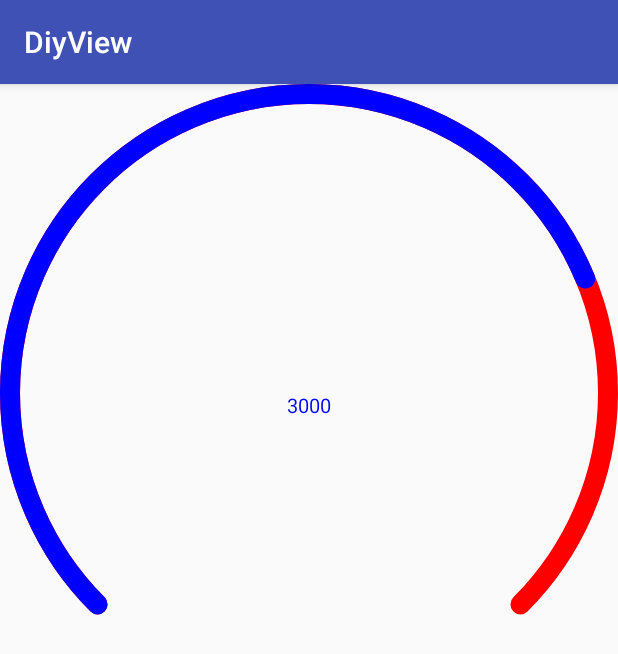
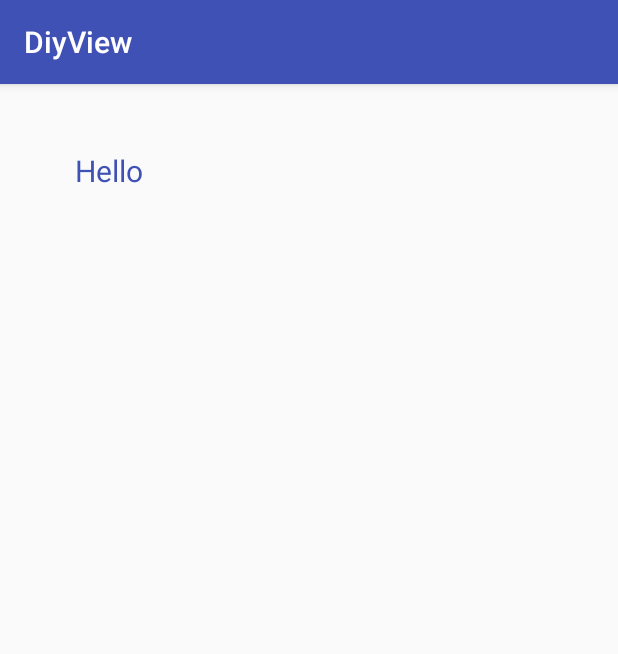
Before and after one commit to VinVon/DiyView, an Android app: the screen it shows after launch (MainActivity), on a phone screen of 412 x 824 dp. Shown: the top 654 px of the screen. Run offline under Robolectric (Android 15) with nearby library versions, the phone set to English and light mode, and no system bars.

```diff
--- a/app/src/main/java/com/demo/diyview/MainActivity.java
+++ b/app/src/main/java/com/demo/diyview/MainActivity.java
@@ -7,14 +7,26 @@ import android.support.v7.app.AppCompatActivity;
 import android.os.Bundle;
 import android.view.animation.DecelerateInterpolator;
 
+import com.demo.diyview.view.MyTextView;
 import com.demo.diyview.view.View01;
 
 public class MainActivity extends AppCompatActivity {
     private View01 myTextView;
+    private MyTextView mmyTextView;
     @Override
     protected void onCreate(Bundle savedInstanceState) {
         super.onCreate(savedInstanceState);
         setContentView(R.layout.activity_main);
+        initMyTextView();
+        initView01();//仿QQ计步器View
+    }
+
+    private void initMyTextView() {
+        mmyTextView = (MyTextView) this.findViewById(R.id.myTextView);
+
+    }
+
+    private void initView01() {
         myTextView = (View01) findViewById(R.id.test);
         myTextView.setmStepMax(4000);
         //属性动画
--- a/app/src/main/res/layout/activity_main.xml
+++ b/app/src/main/res/layout/activity_main.xml
@@ -1,13 +1,15 @@
 <?xml version="1.0" encoding="utf-8"?>
-<android.support.constraint.ConstraintLayout
+<LinearLayout
     xmlns:android="http://schemas.android.com/apk/res/android"
     xmlns:tools="http://schemas.android.com/tools"
     xmlns:app="http://schemas.android.com/apk/res-auto"
     android:layout_width="match_parent"
     android:layout_height="match_parent"
+    android:padding="40dp"
     tools:context="com.demo.diyview.MainActivity">
 
     <com.demo.diyview.view.View01
+        android:visibility="gone"
         android:layout_width="wrap_content"
         android:layout_height="wrap_content"
         app:outerColor="@color/colorAccent"
@@ -17,5 +19,13 @@
         app:stepSize="36sp"
         android:id="@+id/test"
         />
-
-</android.support.constraint.ConstraintLayout>
+    <com.demo.diyview.view.MyTextView
+        android:id="@+id/myTextView"
+        android:layout_width="wrap_content"
+        android:layout_height="wrap_content"
+        app:mtextColor="@color/colorPrimary"
+        app:mtextSize="20sp"
+        android:padding="10dp"
+        app:mtext="Hello"
+        />
+</LinearLayout>
```
Also changed, not shown: app/src/main/res/values/attrs.xml (+8 -3 lines).
